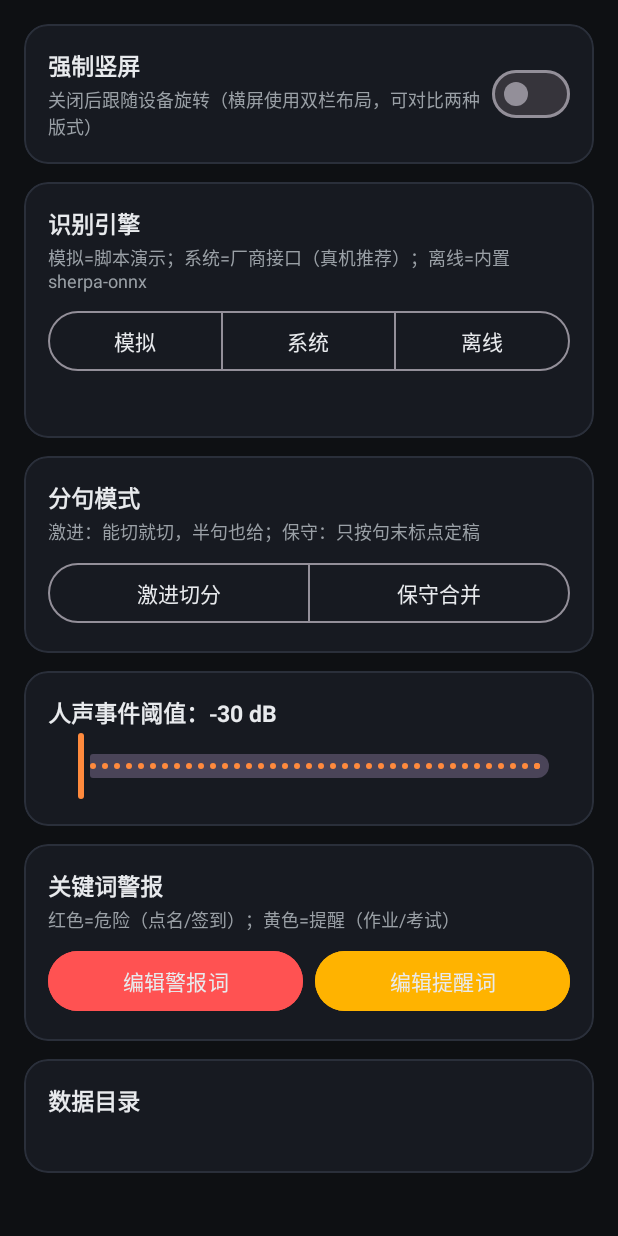
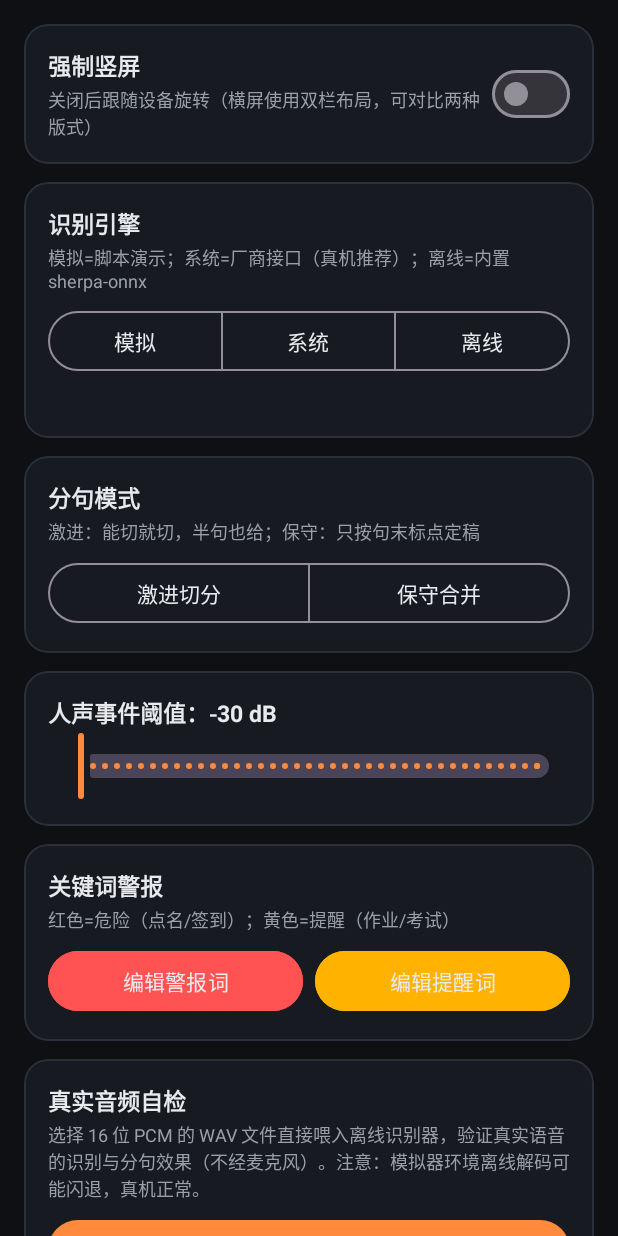
Before and after one commit to Infe1/ClassFoxDroid, an Android app: the layout fragment_settings.xml on its own in the app's theme, with its tools: preview values and no code run, on a phone screen of 412 x 824 dp. Run offline under Robolectric (Android 15) with nearby library versions, the light colour scheme and no system bars.

Commit message:
v0.8.2: 修复停止闪退(finish解码门控)；系统识别不可用不再回退离线(明示提示)；新增真实音频自检(SAF选WAV直接喂识别器)；实测离线识别在实例3可用(TTS语音近乎全对)

```diff
--- a/app/build.gradle
+++ b/app/build.gradle
@@ -11,8 +11,8 @@ android {
         applicationId "com.classfox.mobile.clean"
         minSdk 26
         targetSdk 34
-        versionCode 9
-        versionName "0.8.1"
+        versionCode 10
+        versionName "0.8.2"
     }
 
     buildTypes {
--- a/app/src/main/java/com/classfox/droid/SystemAsrEngine.kt
+++ b/app/src/main/java/com/classfox/droid/SystemAsrEngine.kt
@@ -50,7 +50,7 @@ class SystemAsrEngine(
     fun start() {
         if (running) return
         if (!SpeechRecognizer.isRecognitionAvailable(context)) {
-            onStatus("系统识别不可用（此设备没有系统/厂商语音服务），请改用离线识别或模拟识别")
+            onStatus("系统识别不可用（此设备没有系统/厂商语音服务）。录音照常，但不会有字幕；请到设置切换引擎。真机一般自带语音服务，模拟器没有。")
             return
         }
         running = true
--- a/app/src/main/res/layout/fragment_settings.xml
+++ b/app/src/main/res/layout/fragment_settings.xml
@@ -282,6 +282,53 @@
         </com.google.android.material.card.MaterialCardView>
 
         <!-- 关于/数据 -->
+        <!-- 语音自检 -->
+        <com.google.android.material.card.MaterialCardView
+            style="@style/CFCard"
+            android:layout_width="match_parent"
+            android:layout_height="wrap_content"
+            android:layout_marginTop="12dp">
+
+            <LinearLayout
+                android:layout_width="match_parent"
+                android:layout_height="wrap_content"
+                android:orientation="vertical"
+                android:padding="16dp">
+
+                <TextView
+                    android:layout_width="wrap_content"
+                    android:layout_height="wrap_content"
+                    android:text="真实音频自检"
+                    android:textColor="@color/cf_text"
+                    android:textSize="15sp"
+                    android:textStyle="bold" />
+
+                <TextView
+                    android:layout_width="wrap_content"
+                    android:layout_height="wrap_content"
+                    android:layout_marginTop="2dp"
+                    android:text="选择 16 位 PCM 的 WAV 文件直接喂入离线识别器，验证真实语音的识别与分句效果（不经麦克风）。注意：模拟器环境离线解码可能闪退，真机正常。"
+                    android:textColor="@color/cf_text_dim"
+                    android:textSize="12sp" />
+
+                <com.google.android.material.button.MaterialButton
+                    android:id="@+id/btnSelfTest"
+                    android:layout_width="match_parent"
+                    android:layout_height="wrap_content"
+                    android:layout_marginTop="8dp"
+                    android:text="选择 WAV 并识别" />
+
+                <TextView
+                    android:id="@+id/tvSelfTest"
+                    android:layout_width="match_parent"
+                    android:layout_height="wrap_content"
+                    android:layout_marginTop="4dp"
+                    android:textColor="@color/cf_text_dim"
+                    android:textSize="12sp"
+                    android:visibility="gone" />
+            </LinearLayout>
+        </com.google.android.material.card.MaterialCardView>
+
         <com.google.android.material.card.MaterialCardView
             style="@style/CFCard"
             android:layout_width="match_parent"
```
Also changed, not shown: app/src/main/java/com/classfox/droid/AudioSelfTest.kt (added, +135 -0 lines), app/src/main/java/com/classfox/droid/OfflineAsrEngine.kt (+8 -1 lines), app/src/main/java/com/classfox/droid/RecorderService.kt (+2 -5 lines), app/src/main/java/com/classfox/droid/SettingsFragment.kt (+48 -0 lines), 1 other file.
